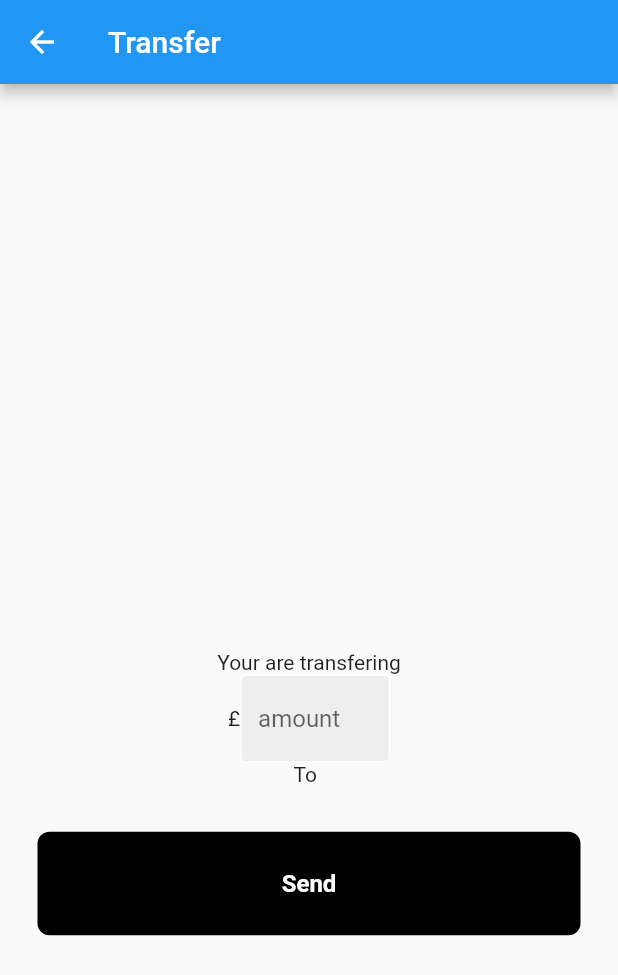
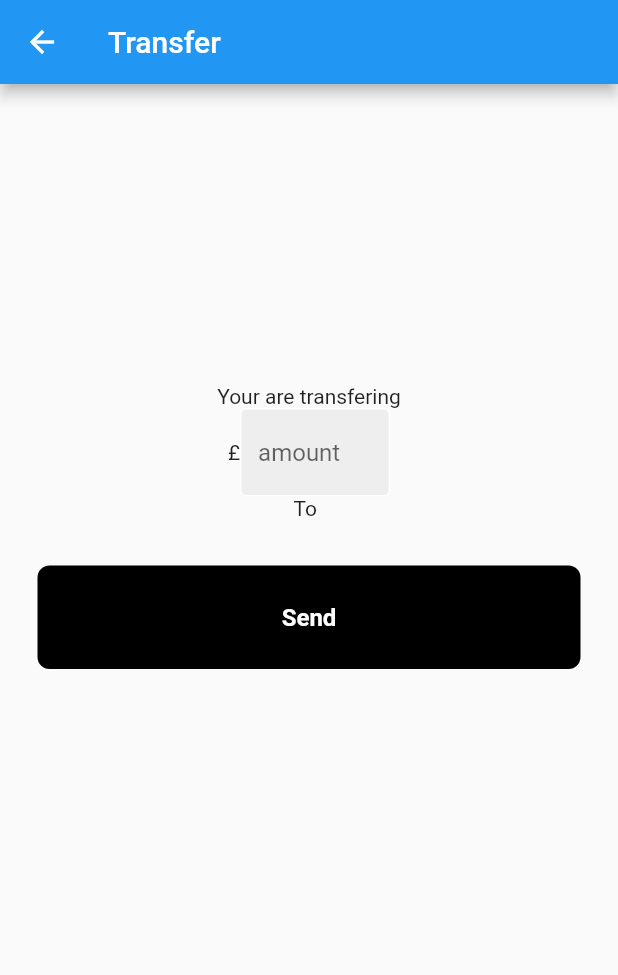
Before and after one commit to DucAnhLo/FlutterBankingApp, a Flutter app: the Transfer screen opened directly with empty values, on a phone screen of 412 x 824 dp. Shown: the top 975 px of the screen. Run offline on Flutter 3.47's test engine with Material 2 defaults, Android fonts, the phone set to English and light mode, and no system bars; our stand-ins replace cloud_firestore, firebase_auth, firebase_core, flutter_spinkit, qr_flutter; missing offline and left inert: flutter_barcode_scanner; accounts and stored records are empty.

Commit message:
Fixed white space for signin, signup and transfer page

```diff
--- a/lib/pages/authenticate/sign_in.dart
+++ b/lib/pages/authenticate/sign_in.dart
@@ -36,7 +36,6 @@ class _SignInState extends State<SignIn> {
               //   )
               // ),
               padding: EdgeInsets.only(top: 150),
-              child: Center(
                 child: SingleChildScrollView(
                   child: Column(children: [
                     SizedBox(height: 50,),
@@ -155,7 +154,6 @@ class _SignInState extends State<SignIn> {
                 ),
               ),
             ),
-        ),
         );
   }
 }
--- a/lib/pages/authenticate/sign_up.dart
+++ b/lib/pages/authenticate/sign_up.dart
@@ -36,7 +36,6 @@ class _SignInState extends State<SignUp> {
                 // )
               ),
               padding: EdgeInsets.only(top: 150),
-              child: Center(
                 child: SingleChildScrollView(
                   child: Column(children: [
                     SizedBox(height: 50,),
@@ -156,7 +155,6 @@ class _SignInState extends State<SignUp> {
                 ),
           ),
         ),
-      ),
-    );
+      );
   }
 }
--- a/lib/pages/transfer.dart
+++ b/lib/pages/transfer.dart
@@ -106,8 +106,7 @@ class _TransferState extends State<Transfer> {
       appBar: AppBar(
         title: Text('Transfer'),
       ),
-      body: Center(
-        child: SingleChildScrollView(
+      body:  SingleChildScrollView(
           child: Column(
             children: [
               SizedBox(height: 200,),
@@ -184,7 +183,6 @@ class _TransferState extends State<Transfer> {
             ],
           ),
         ),
-      ),
-    );
+      );
   }
 }
--- a/pubspec.yaml
+++ b/pubspec.yaml
@@ -42,6 +42,7 @@ dependencies:
   provider: ^6.0.5
   flutter_spinkit: ^5.1.0
   qr_flutter: ^4.0.0
+  awesome_dialog: ^3.0.2
   #qr_code_scanner: ^1.0.1
 
 dev_dependencies:
```
Also changed, not shown: pubspec.lock.
